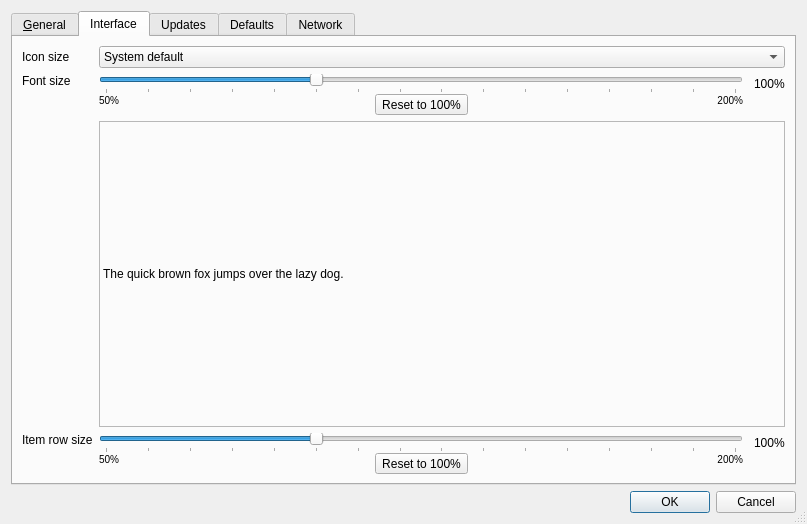
Qt form src/settingsdialog.ui (rgriebl/brickstore) before a commit.
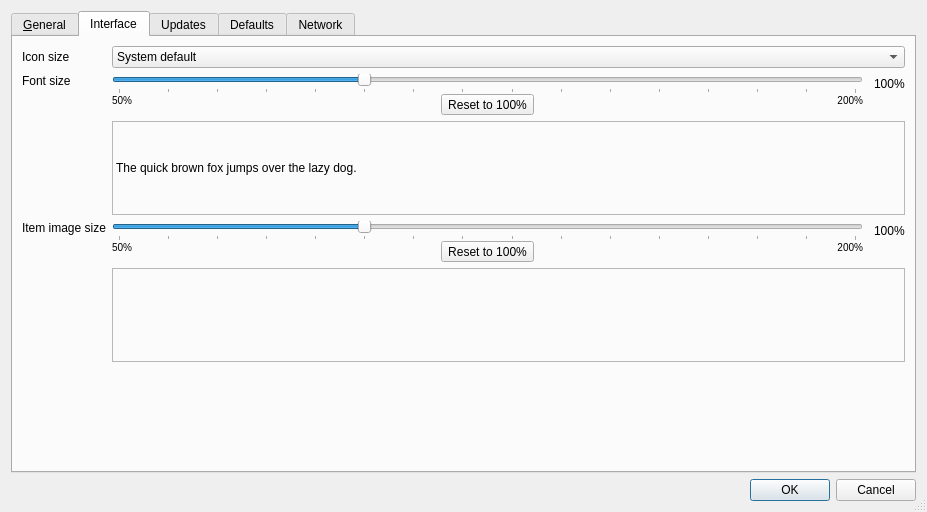
The same form after that commit. The open tabs and pages were chosen to show the change. Icons and pictures are not drawn.

Commit message: Added configurable image scaling to normal item pictures

The edit to the form file:
```diff
--- a/src/settingsdialog.ui
+++ b/src/settingsdialog.ui
@@ -6,8 +6,8 @@
    <rect>
     <x>0</x>
     <y>0</y>
-    <width>807</width>
-    <height>524</height>
+    <width>927</width>
+    <height>512</height>
    </rect>
   </property>
   <property name="windowTitle">
@@ -366,7 +366,7 @@
        <item row="3" column="0">
         <widget class="QLabel" name="label_18">
          <property name="text">
-          <string>Item row size</string>
+          <string>Item image size</string>
          </property>
          <property name="alignment">
           <set>Qt::AlignLeading|Qt::AlignLeft|Qt::AlignTop</set>
@@ -457,6 +457,44 @@
          </item>
         </layout>
        </item>
+       <item row="5" column="1">
+        <spacer name="verticalSpacer_6">
+         <property name="orientation">
+          <enum>Qt::Vertical</enum>
+         </property>
+         <property name="sizeType">
+          <enum>QSizePolicy::Expanding</enum>
+         </property>
+         <property name="sizeHint" stdset="0">
+          <size>
+           <width>20</width>
+           <height>40</height>
+          </size>
+         </property>
+        </spacer>
+       </item>
+       <item row="4" column="1">
+        <widget class="QLabel" name="w_item_image_example">
+         <property name="sizePolicy">
+          <sizepolicy hsizetype="MinimumExpanding" vsizetype="MinimumExpanding">
+           <horstretch>0</horstretch>
+           <verstretch>0</verstretch>
+          </sizepolicy>
+         </property>
+         <property name="frameShape">
+          <enum>QFrame::StyledPanel</enum>
+         </property>
+         <property name="frameShadow">
+          <enum>QFrame::Sunken</enum>
+         </property>
+         <property name="text">
+          <string/>
+         </property>
+         <property name="scaledContents">
+          <bool>false</bool>
+         </property>
+        </widget>
+       </item>
       </layout>
      </widget>
      <widget class="QWidget" name="updates">
```
Left out of the diff: 6 changed lines with no effect on the pictures. The commit also changes 11 other files.
